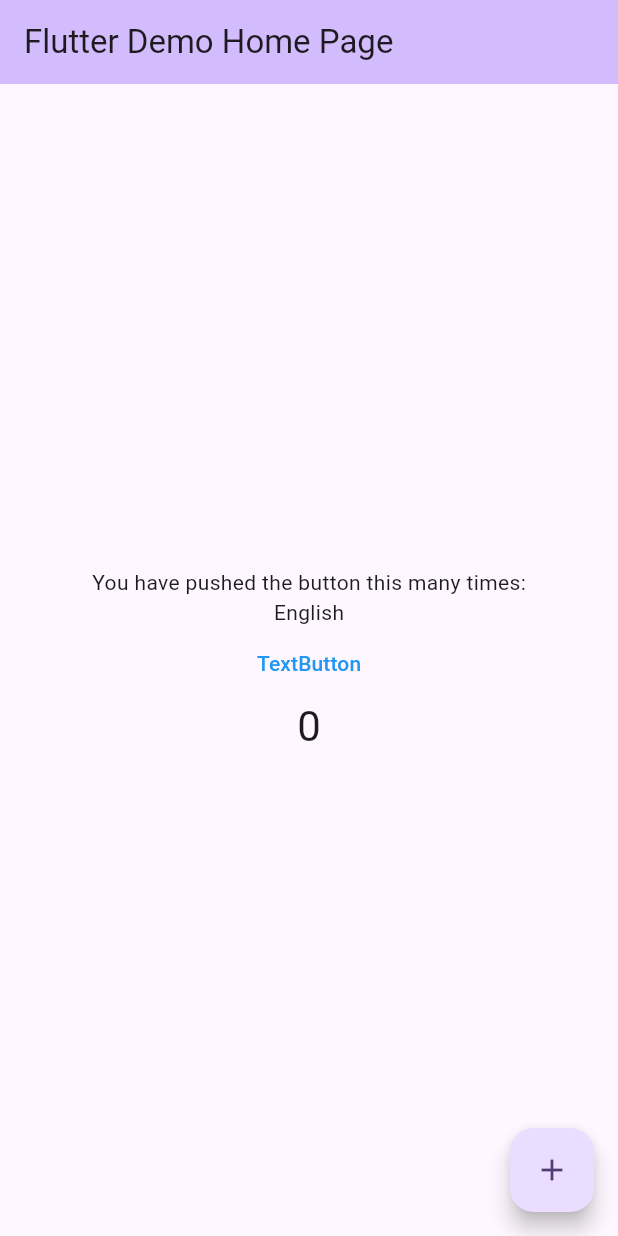
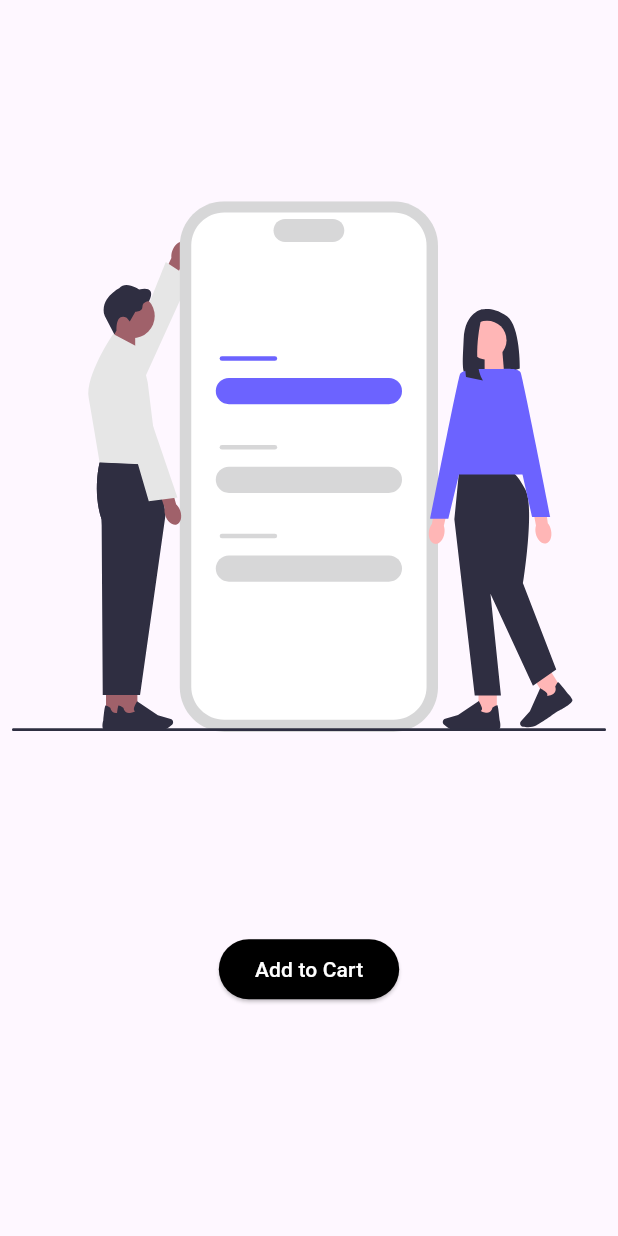
Before and after one commit to imgsn/my_marks, a Flutter app: the screen it shows after launch, on a phone screen of 412 x 824 dp. Run offline on Flutter 3.47's test engine with Material 3 defaults, Android fonts, the phone set to English and light mode, and no system bars; our stand-ins replace easy_localization, flutter_svg, get.

```diff
--- a/lib/main.dart
+++ b/lib/main.dart
@@ -1,7 +1,8 @@
 import 'package:easy_localization/easy_localization.dart';
 import 'package:flutter/material.dart';
+import 'package:my_marks/src/screens/welcome_page.dart';
 
-import 'src/screens/HomeScreen.dart';
+import 'src/screens/home_page.dart';
 
 void main() async {
   WidgetsFlutterBinding.ensureInitialized();
@@ -34,7 +35,7 @@ class MyApp extends StatelessWidget {
         colorScheme: ColorScheme.fromSeed(seedColor: Colors.deepPurple),
         useMaterial3: true,
       ),
-      home: const MyHomePage(title: 'Flutter Demo Home Page'),
+      home: const WelComeScreen(),
     );
   }
 }
--- /dev/null
+++ b/lib/src/routes/app_routes.dart
@@ -0,0 +1,5 @@
+import '../consts/constants.dart';
+
+abstract class Routes {
+  static const HOME = Constants.HOME;
+}
--- a/lib/src/screens/HomeScreen.dart
+++ b/lib/src/screens/home_page.dart
@@ -3,8 +3,8 @@
 import 'package:easy_localization/easy_localization.dart';
 import 'package:flutter/material.dart';
 
-class MyHomePage extends StatefulWidget {
-  const MyHomePage({super.key, required this.title});
+class HomePage extends StatefulWidget {
+  const HomePage({super.key, required this.title});
 
   // This widget is the home page of your application. It is stateful, meaning
   // that it has a State object (defined below) that contains fields that affect
@@ -18,10 +18,10 @@ class MyHomePage extends StatefulWidget {
   final String title;
 
   @override
-  State<MyHomePage> createState() => _MyHomePageState();
+  State<HomePage> createState() => _MyHomePageState();
 }
 
-class _MyHomePageState extends State<MyHomePage> {
+class _MyHomePageState extends State<HomePage> {
   int _counter = 0;
 
   void _incrementCounter() {
--- /dev/null
+++ b/lib/src/screens/welcome_page.dart
@@ -0,0 +1,39 @@
+import 'package:flutter/material.dart';
+import 'package:flutter_svg/flutter_svg.dart';
+
+class WelComeScreen extends StatefulWidget {
+  const WelComeScreen({super.key});
+
+  @override
+  State<WelComeScreen> createState() => _WelComeScreenState();
+}
+
+class _WelComeScreenState extends State<WelComeScreen> {
+  @override
+  Widget build(BuildContext context) {
+    return   SafeArea(
+      child: Scaffold(
+        body:Column(
+          crossAxisAlignment: CrossAxisAlignment.center,
+          children: [
+            Padding(
+              padding: EdgeInsets.all(8),
+              child: SvgPicture.asset(
+                'assets/svgs/mobile_content_xvgr.svg',
+                semanticsLabel: 'My SVG Image',
+              ),
+            ),
+            ElevatedButton(
+              style: ElevatedButton.styleFrom(
+                backgroundColor: Colors.black, // background (button) color
+                foregroundColor: Colors.white, // foreground (text) color
+              ),
+              onPressed: () => print('pressed'),
+              child: const Text('Add to Cart'),
+            )
+          ],
+        )        ,
+      ),
+    );
+  }
+}
--- a/pubspec.yaml
+++ b/pubspec.yaml
@@ -8,7 +8,8 @@ environment:
   sdk: '>=3.2.6 <4.0.0'
 
 dependencies:
-  http: ^1.2.0
+  http: ^1.2.1
+  flutter_screenutil: ^5.9.0
   shared_preferences: ^2.2.2
   flutter_local_notifications: ^16.3.2
   permission_handler: ^11.3.0
@@ -16,6 +17,7 @@ dependencies:
   font_awesome_flutter: ^10.7.0
   logger: ^2.0.2+1
   easy_localization: ^3.0.4
+  flutter_svg: ^2.0.9
   get: ^4.6.6
   flutter:
     sdk: flutter
```
Also changed, not shown: lib/src/consts/constants.dart (added, +11 -0 lines), lib/src/routes/app_pages.dart (added, +18 -0 lines), lib/src/screens/login_page.dart (added, +15 -0 lines), assets/svgs/mobile_content_xvgr.svg (added), lib/src/consts/colors.dart (added), pubspec.lock.
